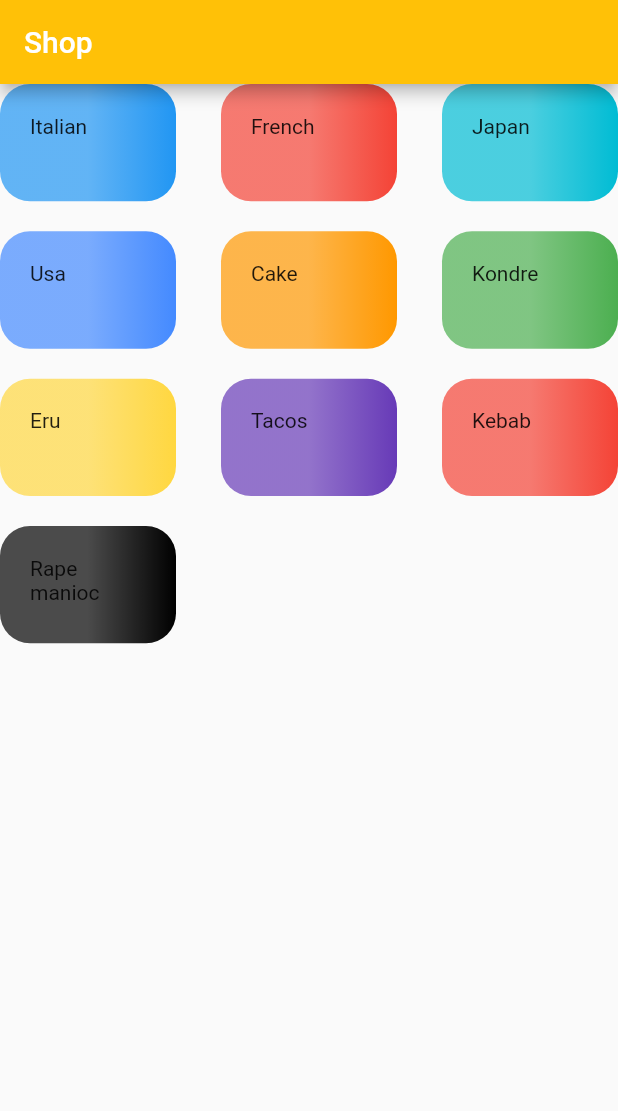
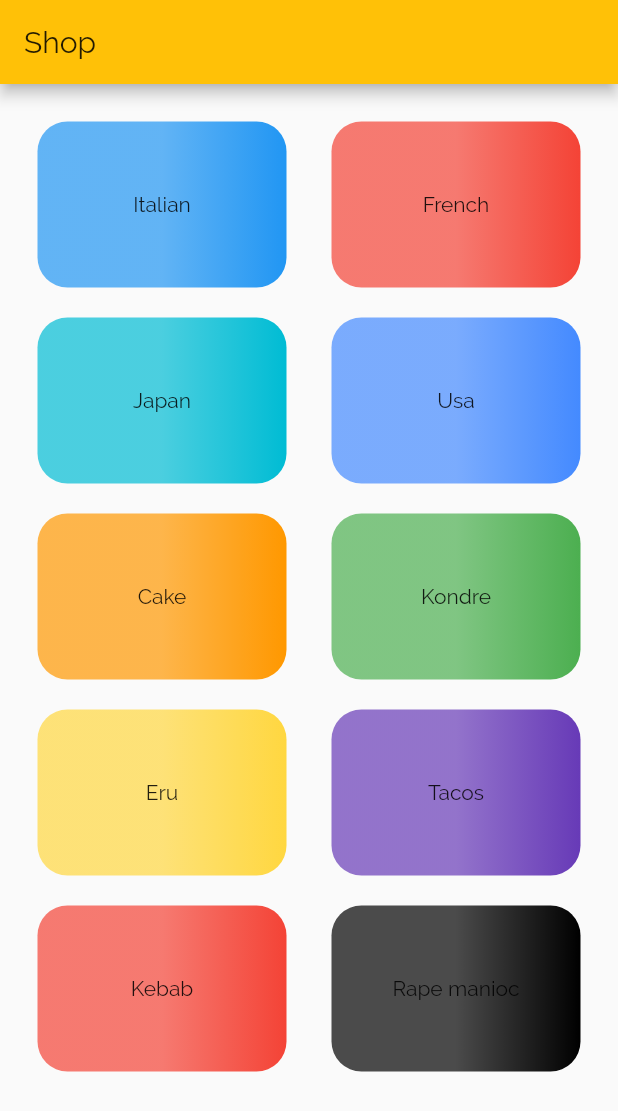
Before and after one commit to MiguelYann/shop, a Flutter app: the screen it shows after launch, on a phone screen of 412 x 824 dp. Shown: the top 1111 px of the screen. Run offline on Flutter 3.47's test engine with Material 2 defaults, Android fonts, the phone set to English and light mode, and no system bars.

Commit message:
(features) Add small navigation between list food and category details

```diff
--- a/lib/main.dart
+++ b/lib/main.dart
@@ -10,7 +10,8 @@ class MyApp extends StatelessWidget {
     return MaterialApp(
       title: 'Shop',
       theme: ThemeData(
-        primarySwatch: Colors.blue,
+        primarySwatch: Colors.amber,
+        fontFamily: 'Raleway'
       ),
       home: Scaffold(
         appBar: AppBar(
--- a/lib/ui/resources/widgets/category_item.dart
+++ b/lib/ui/resources/widgets/category_item.dart
@@ -1,25 +1,37 @@
+import 'package:flutter/cupertino.dart';
 import 'package:flutter/material.dart';
+import 'package:shop/ui/resources/widgets/category_details.dart';
 
 class CategoryItem extends StatelessWidget {
   final String title;
   final Color color;
 
   const CategoryItem({Key key, this.title, this.color}) : super(key: key);
+
+  void goToDetailsCategory(BuildContext aContext) {
+    Navigator.of(aContext)
+        .push(CupertinoPageRoute(builder: (_) => CategoryDetails()));
+  }
+
   @override
   Widget build(BuildContext context) {
-    return Container(
-      padding: const EdgeInsets.all(20),
-      child: Text(title),
-      decoration: BoxDecoration(
-        gradient: LinearGradient(
-          colors: [
-            color.withOpacity(0.7),
-            color,
-          ],
-          begin: Alignment.bottomCenter,
-          end: Alignment.bottomRight
+    return InkWell(
+      splashColor: Colors.blue,
+      onTap: () => goToDetailsCategory(context),
+      borderRadius: BorderRadius.circular(20),
+      child: Container(
+        padding: const EdgeInsets.all(20),
+        child: Center(
+          child: Text(
+            title,
+          ),
         ),
-        borderRadius: BorderRadius.circular(20)
+        decoration: BoxDecoration(
+            gradient: LinearGradient(colors: [
+              color.withOpacity(0.7),
+              color,
+            ], begin: Alignment.bottomCenter, end: Alignment.bottomRight),
+            borderRadius: BorderRadius.circular(20)),
       ),
     );
   }
--- a/lib/ui/screens/categories.dart
+++ b/lib/ui/screens/categories.dart
@@ -6,6 +6,7 @@ class CategorieScreen extends StatelessWidget {
   @override
   Widget build(BuildContext context) {
     return GridView(
+      padding: const EdgeInsets.all(25),
       children: <Widget>[
         ...DUMMY_CATEGORIES
             .map((category) => CategoryItem(
@@ -15,7 +16,7 @@ class CategorieScreen extends StatelessWidget {
             .toList()
       ],
       gridDelegate: SliverGridDelegateWithMaxCrossAxisExtent(
-          maxCrossAxisExtent: 150,
+          maxCrossAxisExtent: 190,
           childAspectRatio: 1.5,
           crossAxisSpacing: 30,
           mainAxisSpacing: 20),
```
Also changed, not shown: lib/ui/resources/widgets/category_details.dart (added, +13 -0 lines), pubspec.yaml (+16 -12 lines), assets/fonts/Raleway-Black.ttf (added), assets/fonts/Raleway-Bold.ttf (added), assets/fonts/Raleway-Regular.ttf (added), assets/fonts/RobotoCondensed-Bold.ttf (added), assets/fonts/RobotoCondensed-Italic.ttf (added), assets/fonts/RobotoCondensed-Light.ttf (added), assets/fonts/RobotoCondensed-Regular.ttf (added).
